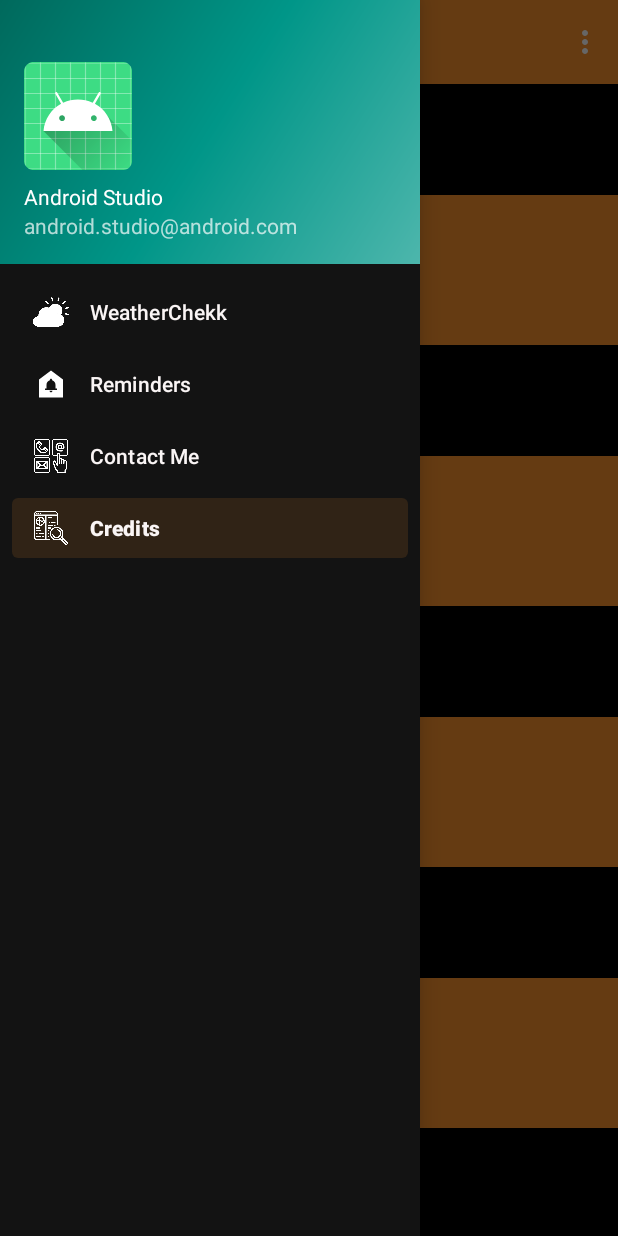
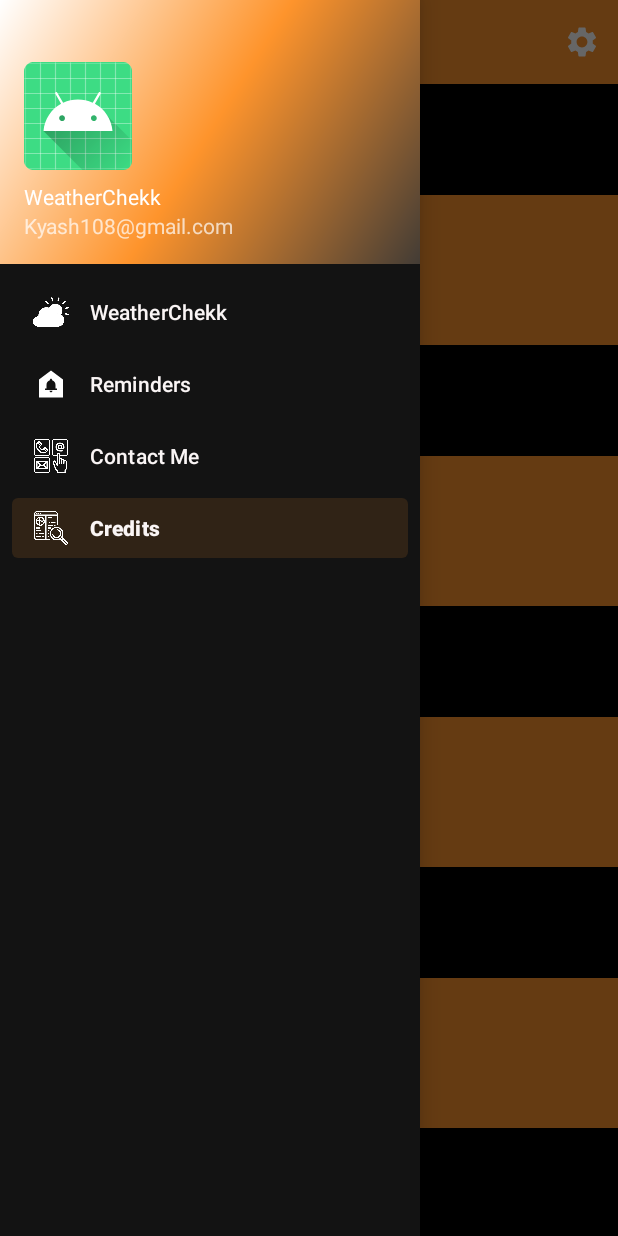
Before and after one commit to kyash108/WeatherChekk, an Android app: the credits screen opened through its navigation route, with the side drawer open, on a phone screen of 412 x 824 dp. Run offline under Robolectric (Android 15) with nearby library versions, the phone set to English and light mode, and no system bars; our stand-ins replace Volley, navigation-ui; network calls fail.

Commit message:
Added settings option in the app

```diff
--- a/app/build.gradle
+++ b/app/build.gradle
@@ -40,6 +40,7 @@
     implementation 'androidx.lifecycle:lifecycle-livedata-ktx:2.3.0'
     implementation 'androidx.lifecycle:lifecycle-viewmodel-ktx:2.3.0'
     implementation 'androidx.legacy:legacy-support-v4:1.0.0'
+    implementation 'androidx.preference:preference:1.1.1'
     testImplementation 'junit:junit:4.+'
     androidTestImplementation 'androidx.test.ext:junit:1.1.2'
     androidTestImplementation 'androidx.test.espresso:espresso-core:3.3.0'
--- a/app/src/main/AndroidManifest.xml
+++ b/app/src/main/AndroidManifest.xml
@@ -10,6 +10,9 @@
         android:supportsRtl="true"
         android:theme="@style/Theme.WeatherChekk">
         <activity
+            android:name=".SettingsActivity"
+            android:label="WeatherChekk Settings"></activity>
+        <activity
             android:name=".MainActivity"
             android:label="@string/app_name"
             android:theme="@style/Theme.WeatherChekk.NoActionBar">
@@ -20,5 +23,4 @@
             </intent-filter>
         </activity>
     </application>
-
 </manifest>
--- a/app/src/main/java/com/example/weatherchekk/credits.java
+++ b/app/src/main/java/com/example/weatherchekk/credits.java
@@ -76,6 +76,7 @@
         terms.add(new Term(R.drawable.research, " Picture of- Credits Icon \n Photo by:- UltimateArm\n https://bit.ly/3bNRUGI"));
         terms.add(new Term(R.drawable.instagram, " Picture of- Instagram Icon \n Photo by:- Freepik\n https://bit.ly/3bIiNvP"));
         terms.add(new Term(R.drawable.background, " Picture of- Weather Background\n Photo by:- Frédéric Perez\n http://bit.ly/3bYYUkk"));
+        terms.add(new Term(R.drawable.backgroundimage, " Picture of- Weather Background\n Photo by:- De Jesus Benitez\n http://bit.ly/3d5YlES"));
 
         recyclerView.setLayoutManager(new LinearLayoutManager(getContext()));
         recyclerView.setAdapter(new CustomRecycleViewAdapter(terms,getContext()));
--- /dev/null
+++ b/app/src/main/res/drawable/ic_baseline_settings_24.xml
@@ -0,0 +1,10 @@
+<vector xmlns:android="http://schemas.android.com/apk/res/android"
+    android:width="24dp"
+    android:height="24dp"
+    android:viewportWidth="24"
+    android:viewportHeight="24"
+    android:tint="?attr/colorControlNormal">
+  <path
+      android:fillColor="@android:color/white"
+      android:pathData="M19.14,12.94c0.04,-0.3 0.06,-0.61 0.06,-0.94c0,-0.32 -0.02,-0.64 -0.07,-0.94l2.03,-1.58c0.18,-0.14 0.23,-0.41 0.12,-0.61l-1.92,-3.32c-0.12,-0.22 -0.37,-0.29 -0.59,-0.22l-2.39,0.96c-0.5,-0.38 -1.03,-0.7 -1.62,-0.94L14.4,2.81c-0.04,-0.24 -0.24,-0.41 -0.48,-0.41h-3.84c-0.24,0 -0.43,0.17 -0.47,0.41L9.25,5.35C8.66,5.59 8.12,5.92 7.63,6.29L5.24,5.33c-0.22,-0.08 -0.47,0 -0.59,0.22L2.74,8.87C2.62,9.08 2.66,9.34 2.86,9.48l2.03,1.58C4.84,11.36 4.8,11.69 4.8,12s0.02,0.64 0.07,0.94l-2.03,1.58c-0.18,0.14 -0.23,0.41 -0.12,0.61l1.92,3.32c0.12,0.22 0.37,0.29 0.59,0.22l2.39,-0.96c0.5,0.38 1.03,0.7 1.62,0.94l0.36,2.54c0.05,0.24 0.24,0.41 0.48,0.41h3.84c0.24,0 0.44,-0.17 0.47,-0.41l0.36,-2.54c0.59,-0.24 1.13,-0.56 1.62,-0.94l2.39,0.96c0.22,0.08 0.47,0 0.59,-0.22l1.92,-3.32c0.12,-0.22 0.07,-0.47 -0.12,-0.61L19.14,12.94zM12,15.6c-1.98,0 -3.6,-1.62 -3.6,-3.6s1.62,-3.6 3.6,-3.6s3.6,1.62 3.6,3.6S13.98,15.6 12,15.6z"/>
+</vector>
--- a/app/src/main/res/drawable/side_nav_bar.xml
+++ b/app/src/main/res/drawable/side_nav_bar.xml
@@ -2,8 +2,8 @@
     android:shape="rectangle">
     <gradient
         android:angle="135"
-        android:centerColor="#009688"
-        android:endColor="#00695C"
-        android:startColor="#4DB6AC"
+        android:centerColor="#FE942C"
+        android:endColor="#FFFFFF"
+        android:startColor="#433C35"
         android:type="linear" />
 </shape>
--- a/app/src/main/res/layout/fragment_home.xml
+++ b/app/src/main/res/layout/fragment_home.xml
@@ -4,7 +4,7 @@
     xmlns:tools="http://schemas.android.com/tools"
     android:layout_width="match_parent"
     android:layout_height="match_parent"
-    android:background="@drawable/background"
+    android:background="@drawable/backgroundimage"
     tools:context=".home">
 
     <androidx.viewpager2.widget.ViewPager2
@@ -26,7 +26,6 @@
         android:hint="City"
         android:inputType="textUri|textShortMessage"
         android:textAlignment="center"
-        android:textAllCaps="true"
         android:textColor="@color/black"
         android:textIsSelectable="false"
         android:textSize="30sp"
--- a/app/src/main/res/layout/nav_header_main.xml
+++ b/app/src/main/res/layout/nav_header_main.xml
@@ -24,12 +24,12 @@
         android:layout_width="match_parent"
         android:layout_height="wrap_content"
         android:paddingTop="@dimen/nav_header_vertical_spacing"
-        android:text="@string/nav_header_title"
+        android:text="WeatherChekk"
         android:textAppearance="@style/TextAppearance.AppCompat.Body1" />
 
     <TextView
         android:id="@+id/textView"
         android:layout_width="wrap_content"
         android:layout_height="wrap_content"
-        android:text="@string/nav_header_subtitle" />
+        android:text="Kyash108@gmail.com" />
 </LinearLayout>
--- a/app/src/main/res/menu/main.xml
+++ b/app/src/main/res/menu/main.xml
@@ -2,8 +2,9 @@
 <menu xmlns:android="http://schemas.android.com/apk/res/android"
     xmlns:app="http://schemas.android.com/apk/res-auto">
     <item
-        android:id="@+id/action_settings"
+        android:id="@+id/settings"
         android:orderInCategory="100"
         android:title="@string/action_settings"
-        app:showAsAction="never" />
+        app:showAsAction="always"
+        android:icon="@drawable/ic_baseline_settings_24" />
 </menu>
```
Also changed, not shown: app/src/main/java/com/example/weatherchekk/MainActivity.java (+12 -0 lines), app/src/main/java/com/example/weatherchekk/SettingsActivity.java (added, +54 -0 lines), app/src/main/res/layout/settings_activity.xml (added, +10 -0 lines), app/src/main/res/values/arrays.xml (added, +8 -0 lines), app/src/main/res/values/strings.xml (+14 -0 lines), app/src/main/res/xml/root_preferences.xml (added, +15 -0 lines), app/src/main/res/drawable/backgroundimage.jpg (added).
